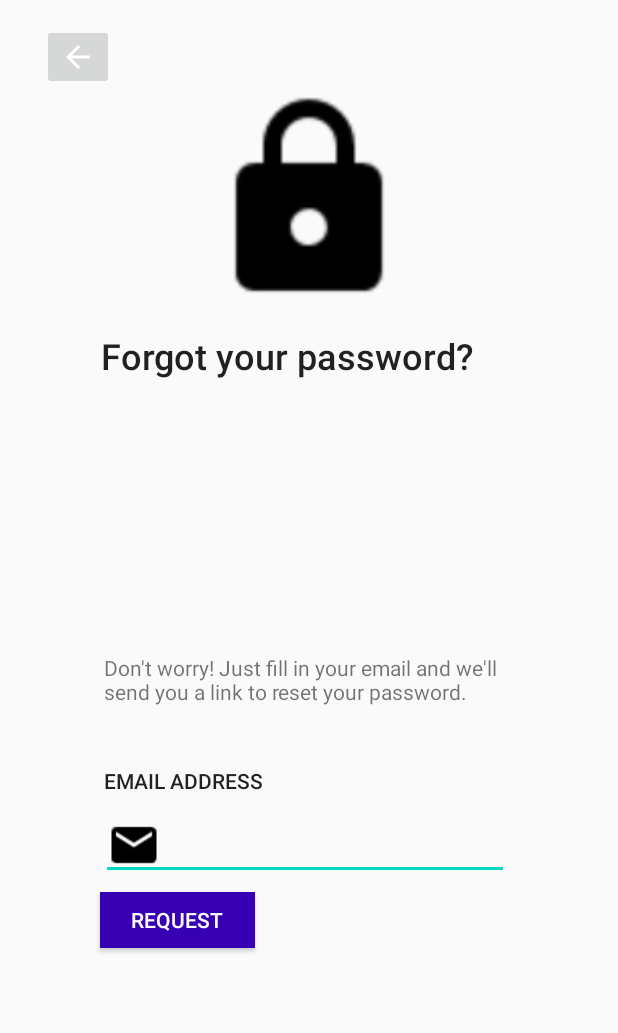
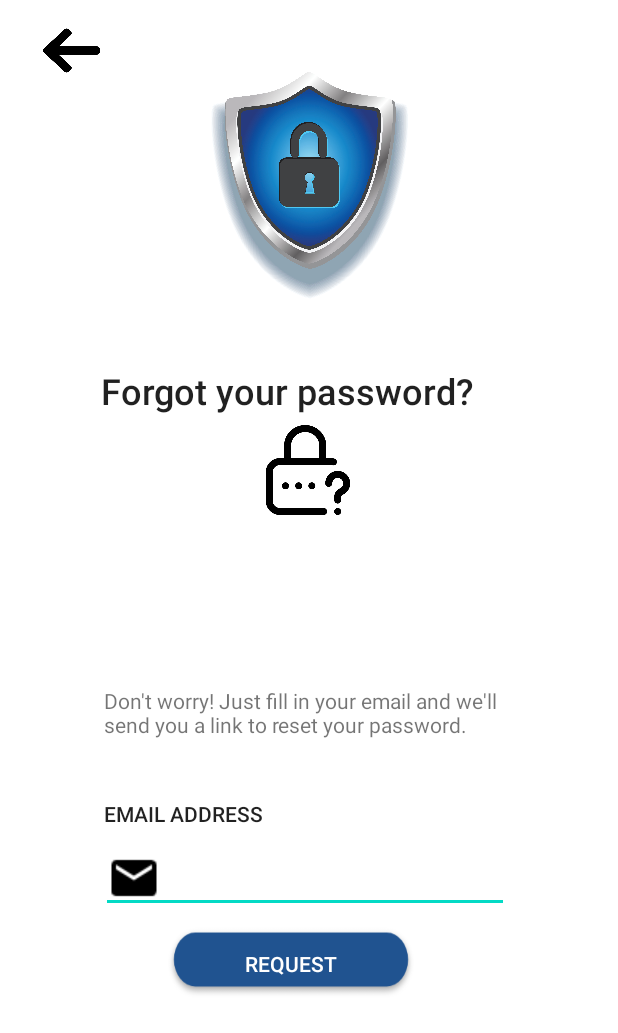
Before and after one commit to marvinwel/3311_Team_4, an Android app: the Forgot_Password screen opened directly, with no data from a screen before it, on a phone screen of 412 x 824 dp. Shown: the top 1033 px of the screen. Run offline under Robolectric (Android 15) with nearby library versions, the phone set to English and light mode, and no system bars; our stand-ins replace Firebase (no records; nobody signed in at launch, a user with empty details on screens opened directly).

Commit message:
forget page updated
updated login page.
added forget password features.

```diff
--- a/app/src/main/java/com/example/password_saver/Forgot_Password.java
+++ b/app/src/main/java/com/example/password_saver/Forgot_Password.java
@@ -1,20 +1,39 @@
 package com.example.password_saver;
 
+import androidx.annotation.NonNull;
 import androidx.appcompat.app.AppCompatActivity;
 
+import android.app.Activity;
 import android.content.Intent;
 import android.os.Bundle;
+import android.util.Patterns;
 import android.view.View;
+import android.view.inputmethod.InputMethodManager;
+import android.widget.Button;
+import android.widget.EditText;
 import android.widget.ImageButton;
+import android.widget.Toast;
+
+import com.google.android.gms.tasks.OnCompleteListener;
+import com.google.android.gms.tasks.Task;
+import com.google.firebase.auth.FirebaseAuth;
 
 public class Forgot_Password extends AppCompatActivity {
 
     ImageButton back_bttn;
+    Button request_bttn;
     View overlay;
+    EditText email;
+    FirebaseAuth firebaseAuth;
+
     @Override
     protected void onCreate(Bundle savedInstanceState) {
         super.onCreate(savedInstanceState);
         setContentView(R.layout.activity_forgot__password);
+
+        email = findViewById(R.id.request_email);
+        request_bttn = findViewById(R.id.request_button);
+        firebaseAuth = FirebaseAuth.getInstance();
 
         //fullscreen
         overlay = findViewById(R.id.forgotpsswrd_layout);
@@ -25,10 +44,76 @@ public class Forgot_Password extends AppCompatActivity {
         back_bttn.setOnClickListener(new View.OnClickListener() {
             @Override
             public void onClick(View view) {
+
                 Intent intent = new Intent(Forgot_Password.this, LogIn.class);
                 startActivity(intent);
             }
         });
 
+        //when request button is pressed
+        request_bttn.setOnClickListener(new View.OnClickListener() {
+            @Override
+            public void onClick(View view) {
+
+                boolean decision = ValidateEmail();
+
+                if (decision)
+                {
+                    firebaseAuth.sendPasswordResetEmail(email.getText().toString()).addOnCompleteListener(new OnCompleteListener<Void>() {
+                        @Override
+                        public void onComplete(@NonNull Task<Void> task)
+                        {
+                            if(task.isSuccessful())
+                            {
+                                Toast.makeText(Forgot_Password.this, "Password Sent", Toast.LENGTH_LONG).show();
+                                Intent intent = new Intent(Forgot_Password.this,LogIn.class);
+                                startActivity(intent);
+                            }
+                            else
+                            {
+                                Toast.makeText(Forgot_Password.this, task.getException().getMessage(), Toast.LENGTH_LONG).show();
+                            }
+
+                        }
+                    });
+
+                }
+            }
+        });
+
+    }
+    public void hideKeyboard(View view)
+    {
+        InputMethodManager inputMethodManager = (InputMethodManager) getSystemService(Activity.INPUT_METHOD_SERVICE);
+        inputMethodManager.hideSoftInputFromWindow(view.getWindowToken(),0);
+    }
+
+    public boolean ValidateEmail()
+    {
+        String emailinput = email.getText().toString();
+
+        if(!emailinput.isEmpty())
+        {
+            email.setError("Please Enter a valid Email address");
+            email.requestFocus();
+            return false;
+        }
+        if(!emailinput.isEmpty() && !Patterns.EMAIL_ADDRESS.matcher(emailinput).matches())
+        {
+            email.setError("Please Enter a valid Email address");
+            email.requestFocus();
+            return false;
+        }
+        return true;
+    }
+    public void checkIffieldIsEmpty()
+    {
+        String emailinput = email.getText().toString();
+
+        if(emailinput.isEmpty())
+        {
+            email.setError("Please Enter a valid Email address");
+            email.requestFocus();
+        }
     }
 }
--- a/app/src/main/res/layout/activity_forgot__password.xml
+++ b/app/src/main/res/layout/activity_forgot__password.xml
@@ -5,18 +5,19 @@
     android:id="@+id/forgotpsswrd_layout"
     android:layout_width="match_parent"
     android:layout_height="match_parent"
+    android:background="#ffff"
     tools:context=".Forgot_Password">
 
     <ImageButton
         android:id="@+id/forgotpsswrd_back_bttn2"
-        android:layout_width="wrap_content"
-        android:layout_height="wrap_content"
+        android:layout_width="38dp"
+        android:layout_height="35dp"
         android:layout_marginTop="16dp"
+        android:background="@drawable/back_arrow"
         app:layout_constraintEnd_toEndOf="parent"
         app:layout_constraintHorizontal_bias="0.077"
         app:layout_constraintStart_toStartOf="parent"
-        app:layout_constraintTop_toTopOf="parent"
-        app:srcCompat="@drawable/abc_vector_test" />
+        app:layout_constraintTop_toTopOf="parent" />
 
     <TextView
         android:id="@+id/textView2"
@@ -51,44 +52,80 @@
         android:text="EMAIL ADDRESS"
         android:textAppearance="@style/TextAppearance.AppCompat.Body2"
         android:textSize="14sp"
-        app:layout_constraintBottom_toTopOf="@+id/editTextTextEmailAddress"
+        app:layout_constraintBottom_toTopOf="@+id/request_email"
         app:layout_constraintEnd_toEndOf="parent"
         app:layout_constraintHorizontal_bias="0.242"
         app:layout_constraintStart_toStartOf="parent" />
 
     <EditText
-        android:id="@+id/editTextTextEmailAddress"
+        android:id="@+id/request_email"
         android:layout_width="272dp"
         android:layout_height="46dp"
         android:layout_marginBottom="8dp"
         android:drawableLeft="@drawable/baseline_email_black_18dp"
         android:ems="10"
         android:inputType="textEmailAddress"
-        app:layout_constraintBottom_toTopOf="@+id/button"
+        app:layout_constraintBottom_toTopOf="@+id/request_button"
         app:layout_constraintEnd_toEndOf="parent"
         app:layout_constraintHorizontal_bias="0.482"
         app:layout_constraintStart_toStartOf="parent" />
 
     <Button
-        android:id="@+id/button"
-        android:layout_width="103dp"
-        android:layout_height="37dp"
-        android:layout_marginBottom="192dp"
-        android:background="@color/colorPrimaryDark"
+        android:id="@+id/request_button"
+        android:layout_width="168dp"
+        android:layout_height="51dp"
+        android:layout_marginBottom="156dp"
+        android:background="@drawable/forgot_button"
         android:text="Request"
         android:textColor="@color/common_google_signin_btn_text_dark_default"
         app:layout_constraintBottom_toBottomOf="parent"
         app:layout_constraintEnd_toEndOf="parent"
-        app:layout_constraintHorizontal_bias="0.217"
+        app:layout_constraintHorizontal_bias="0.452"
         app:layout_constraintStart_toStartOf="parent" />
 
     <ImageView
         android:id="@+id/imageView"
-        android:layout_width="157dp"
-        android:layout_height="146dp"
+        android:layout_width="191dp"
+        android:layout_height="229dp"
         app:layout_constraintEnd_toEndOf="parent"
         app:layout_constraintStart_toStartOf="parent"
-        app:layout_constraintTop_toBottomOf="@+id/forgotpsswrd_back_bttn2"
-        app:srcCompat="@drawable/round_lock_black_36dp" />
+        app:layout_constraintTop_toTopOf="parent"
+        app:srcCompat="@drawable/forgto_icon" />
+
+    <ImageView
+        android:id="@+id/imageView2"
+        android:layout_width="88dp"
+        android:layout_height="60dp"
+        app:layout_constraintBottom_toTopOf="@+id/textView"
+        app:layout_constraintEnd_toEndOf="parent"
+        app:layout_constraintHorizontal_bias="0.498"
+        app:layout_constraintStart_toStartOf="parent"
+        app:layout_constraintTop_toBottomOf="@+id/textView2"
+        app:layout_constraintVertical_bias="0.0"
+        app:srcCompat="@drawable/forgot" />
+
+    <TextView
+        android:id="@+id/textView8"
+        android:layout_width="413dp"
+        android:layout_height="372dp"
+        android:onClick="hideKeyboard"
+        app:layout_constraintBottom_toTopOf="@+id/request_email"
+        app:layout_constraintEnd_toEndOf="parent"
+        app:layout_constraintStart_toStartOf="parent"
+        app:layout_constraintTop_toTopOf="parent"
+        app:layout_constraintVertical_bias="1.0" />
+
+    <TextView
+        android:id="@+id/textView9"
+        android:layout_width="64dp"
+        android:layout_height="247dp"
+        android:layout_marginTop="3dp"
+        android:onClick="hideKeyboard"
+        app:layout_constraintBottom_toBottomOf="parent"
+        app:layout_constraintEnd_toEndOf="parent"
+        app:layout_constraintHorizontal_bias="0.0"
+        app:layout_constraintStart_toStartOf="parent"
+        app:layout_constraintTop_toBottomOf="@+id/textView8"
+        app:layout_constraintVertical_bias="0.0" />
 
 </androidx.constraintlayout.widget.ConstraintLayout>
```
Also changed, not shown: app/src/main/java/com/example/password_saver/LogIn.java (+7 -0 lines), app/src/main/java/com/example/password_saver/Register.java (+7 -1 lines), app/src/main/res/layout/activity_login.xml (+58 -13 lines), app/src/main/res/layout/activity_register.xml (+60 -9 lines), app/src/main/res/drawable-v24/back_arrow.png (added), app/src/main/res/drawable-v24/background_pic.png (added), app/src/main/res/drawable-v24/email.png (added), app/src/main/res/drawable-v24/forgot.png (added), app/src/main/res/drawable-v24/forgot_button.png (added), app/src/main/res/drawable-v24/forgto_icon.jpeg (added), app/src/main/res/drawable-v24/rectangle1.png (added), app/src/main/res/drawable-v24/reqbttn.png (added), app/src/main/res/drawable-v24/signup_background.png (deleted), app/src/main/res/drawable/pic3.png (deleted), 4 more files.
